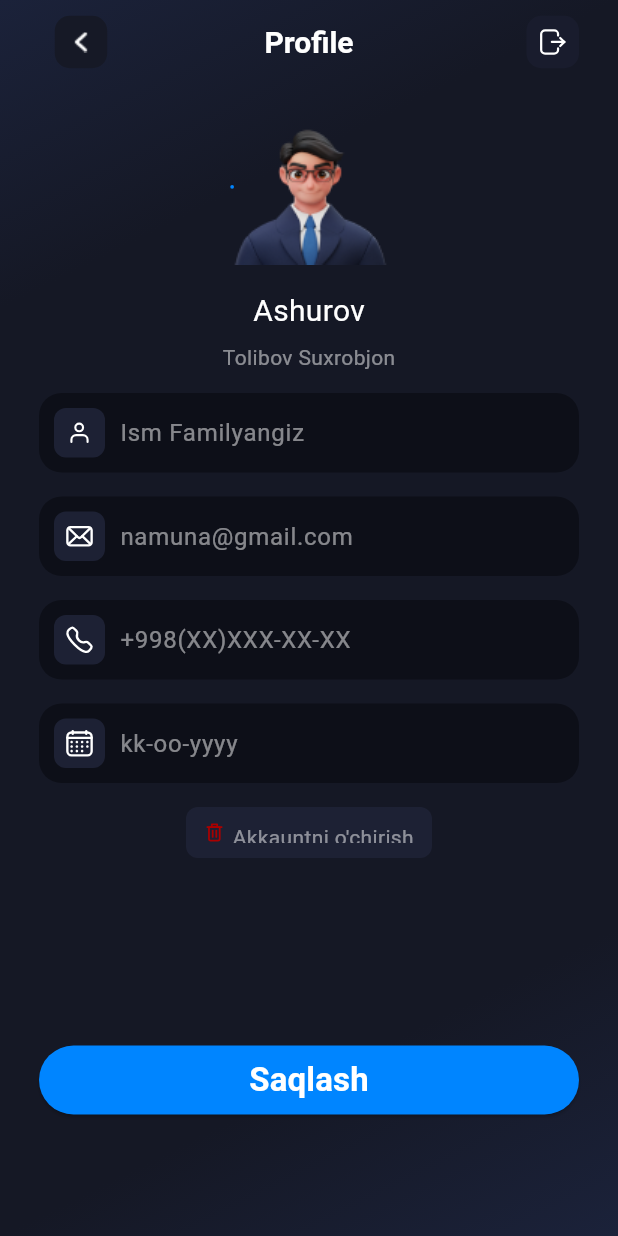
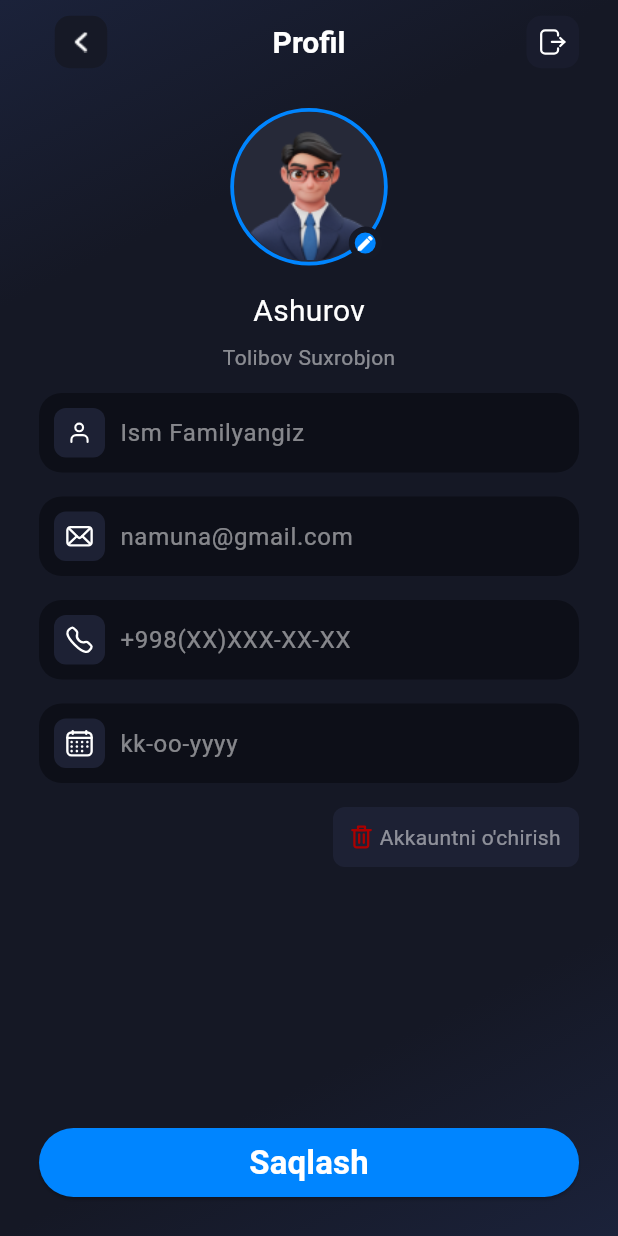
Before and after one commit to AbdurahmonAbdurasul/profile_page, a Flutter app: the screen it shows after launch, on a phone screen of 412 x 824 dp. Run offline on Flutter 3.47's test engine with Material 3 defaults, Android fonts, the phone set to English and light mode, and no system bars; our stand-ins replace flutter_svg.

Commit message:
added some changes

```diff
--- a/lib/main.dart
+++ b/lib/main.dart
@@ -1,4 +1,5 @@
 import 'package:flutter/material.dart';
+import 'package:gradient/face.dart';
 import 'package:gradient/profile_details.dart';
 import 'package:gradient/profile_page.dart';
 
@@ -14,7 +15,7 @@ class MyApp extends StatelessWidget {
   Widget build(BuildContext context) {
     return const MaterialApp(
       debugShowCheckedModeBanner: false,
-      home:  ProfileDetails(),
+      home: ProfileDetails(),
     );
   }
 }
--- a/lib/profile_details.dart
+++ b/lib/profile_details.dart
@@ -9,7 +9,11 @@ class ProfileDetails extends StatelessWidget {
   Widget build(BuildContext context) {
     return Scaffold(
       body: Container(
-        padding: const EdgeInsets.symmetric(horizontal: 26),
+        padding: const EdgeInsets.only(
+          left: 26,
+          right: 26,
+          bottom: 26,
+        ),
         width: double.infinity,
         height: double.infinity,
         decoration: const BoxDecoration(
@@ -48,7 +52,7 @@ class ProfileDetails extends StatelessWidget {
               elevation: 0,
               centerTitle: true,
               title: const Text(
-                "Profile",
+                "Profil",
                 style: TextStyle(
                     fontSize: 20,
                     fontWeight: FontWeight.w600,
@@ -76,22 +80,58 @@ class ProfileDetails extends StatelessWidget {
             ),
             Column(
               children: [
-                Stack(
+                SizedBox(
+                  width: 105,
+                  height: 105,
+                  child: Stack(
+                    //fit: StackFit.expand,
                     children: [
                       Container(
+                        clipBehavior: Clip.hardEdge,
                         height: 105,
+                        width: 105,
+                        decoration: BoxDecoration(
+                          color: const Color(0xFF262938),
+                          shape: BoxShape.circle,
+                          border: Border.all(
+                            color: const Color(0xFF0085FF),
                             width: 2.5,
-                      decoration: const BoxDecoration(
-                        color: Color(0xFF0085FF),
-                        shape: BoxShape.circle,
                           ),
                         ),
-                    Image.asset(
+                      ),
+                      Padding(
+                        padding: const EdgeInsets.all(2.5),
+                        child: ClipRRect(
+                          borderRadius: BorderRadius.circular(100),
+                          child: Image.asset(
                             "assets/images/mask.png",
-                      width: 105,
-                      height: 105,
                           ),
+                        ),
+                      ),
+                      Positioned(
+                        right: 4,
+                        bottom: 4,
+                        child: Container(
+                          alignment: Alignment.center,
+                          width: 22,
+                          height: 22,
+                          decoration: BoxDecoration(
+                            color: const Color(0xFF0085FF),
+                            shape: BoxShape.circle,
+                            border: Border.all(
+                              width: 4,
+                              color: const Color(0xFF161926),
+                            ),
+                          ),
+                          child: const Icon(
+                            Icons.edit,
+                            size: 13,
+                            color: Colors.white,
+                          ),
+                        ),
+                      )
                     ],
+                  ),
                 ),
                 const SizedBox(
                   height: 16,
@@ -274,6 +314,7 @@ class ProfileDetails extends StatelessWidget {
                       inputFormatters: <TextInputFormatter>[
                         FilteringTextInputFormatter.allow(RegExp("[0-9]")),
                       ],
+                      // maxLength: 12,
                       decoration: InputDecoration(
                         border: InputBorder.none,
                         hintText: "+998(XX)XXX-XX-XX",
@@ -348,10 +389,13 @@ class ProfileDetails extends StatelessWidget {
             const SizedBox(
               height: 16,
             ),
+            Row(
+              children: [
+                const Spacer(),
                 Container(
                   width: 164,
                   padding: const EdgeInsets.all(10),
-              height: 34,
+                  height: 40,
                   decoration: BoxDecoration(
                     color: const Color(
                       0xFF1D2134,
@@ -359,6 +403,7 @@ class ProfileDetails extends StatelessWidget {
                     borderRadius: BorderRadius.circular(8),
                   ),
                   child: Row(
+                    crossAxisAlignment: CrossAxisAlignment.center,
                     mainAxisSize: MainAxisSize.min,
                     children: [
                       SvgPicture.asset(
@@ -378,9 +423,9 @@ class ProfileDetails extends StatelessWidget {
                     ],
                   ),
                 ),
-            const SizedBox(
-              height: 125,
+              ],
             ),
+            const Spacer(),
             SizedBox(
               width: double.infinity,
               height: 46,
@@ -396,7 +441,7 @@ class ProfileDetails extends StatelessWidget {
                       fontSize: 22,
                     ),
                   )),
-            )
+            ),
           ],
         ),
       ),
```
Also changed, not shown: lib/face.dart (added, +64 -0 lines). Lines whose indentation alone changed are shown as unchanged.
